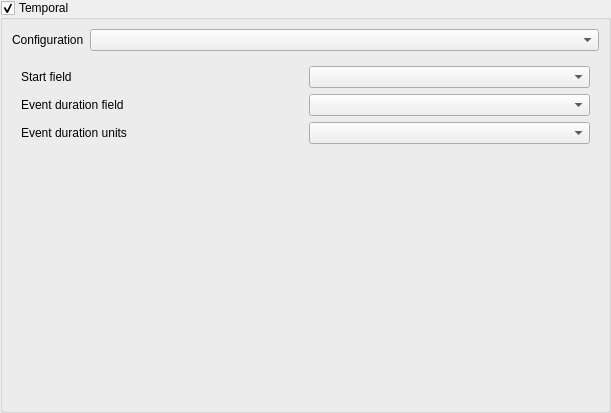
Before: the Qt Designer form src/ui/qgsvectorlayertemporalpropertieswidgetbase.ui in qgis/QGIS, drawn with Qt 5.
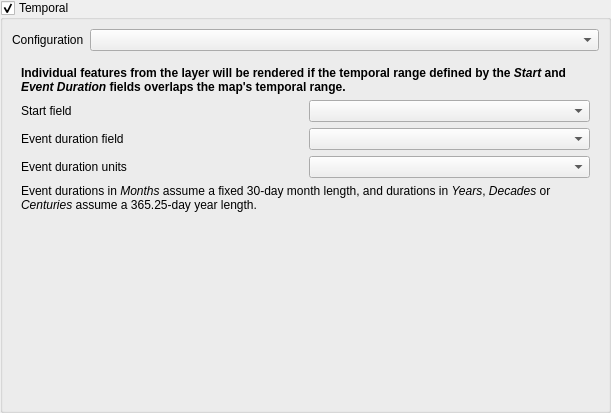
After: the same form once the commit is applied. The open tabs and pages were chosen to show the change. Custom widgets are drawn as their Qt base class.

Commit message:
[feature][temporal] Add a fixed static duration option for vector layers set to the "Single Field with Date/Time" mode
This allows layers with a single field representing the start date
but where all features have a constant event duration to play
nicely with the temporal framework

Also add user friendly descriptions for the various temporal modes
inside the widget

Fixes #26398

```diff
--- a/src/ui/qgsvectorlayertemporalpropertieswidgetbase.ui
+++ b/src/ui/qgsvectorlayertemporalpropertieswidgetbase.ui
@@ -213,48 +213,68 @@
             </widget>
             <widget class="QWidget" name="page_5">
              <layout class="QGridLayout" name="gridLayout_7">
-              <item row="1" column="0">
-               <widget class="QLabel" name="label_9">
-                <property name="text">
-                 <string>Event duration field</string>
-                </property>
-               </widget>
-              </item>
-              <item row="1" column="1">
+              <item row="2" column="1">
                <widget class="QgsFieldComboBox" name="mDurationFieldComboBox"/>
               </item>
-              <item row="3" column="0">
-               <spacer name="verticalSpacer_5">
-                <property name="orientation">
-                 <enum>Qt::Vertical</enum>
-                </property>
-                <property name="sizeHint" stdset="0">
-                 <size>
-                  <width>20</width>
-                  <height>40</height>
-                 </size>
-                </property>
-               </spacer>
-              </item>
-              <item row="0" column="0">
+              <item row="1" column="0">
                <widget class="QLabel" name="label_8">
                 <property name="text">
                  <string>Start field</string>
                 </property>
                </widget>
               </item>
-              <item row="0" column="1">
+              <item row="4" column="0" colspan="2">
+               <widget class="QLabel" name="label_12">
+                <property name="text">
+                 <string>&lt;p&gt;Event durations in &lt;i&gt;Months&lt;/i&gt; assume a fixed 30-day month length, and durations in &lt;i&gt;Years&lt;/i&gt;, &lt;i&gt;Decades&lt;/i&gt; or &lt;i&gt;Centuries&lt;/i&gt; assume a 365.25-day year length.&lt;/p&gt;</string>
+                </property>
+                <property name="wordWrap">
+                 <bool>true</bool>
+                </property>
+               </widget>
+              </item>
+              <item row="1" column="1">
                <widget class="QgsFieldComboBox" name="mDurationStartFieldComboBox"/>
               </item>
+              <item row="3" column="1">
+               <widget class="QComboBox" name="mDurationUnitsComboBox"/>
+              </item>
+              <item row="5" column="0">
+               <spacer name="verticalSpacer_5">
+                <property name="orientation">
+                 <enum>Qt::Vertical</enum>
+                </property>
+                <property name="sizeHint" stdset="0">
+                 <size>
+                  <width>20</width>
+                  <height>40</height>
+                 </size>
+                </property>
+               </spacer>
+              </item>
               <item row="2" column="0">
+               <widget class="QLabel" name="label_9">
+                <property name="text">
+                 <string>Event duration field</string>
+                </property>
+               </widget>
+              </item>
+              <item row="3" column="0">
                <widget class="QLabel" name="label_10">
                 <property name="text">
                  <string>Event duration units</string>
                 </property>
                </widget>
               </item>
-              <item row="2" column="1">
-               <widget class="QComboBox" name="mDurationUnitsComboBox"/>
+              <item row="0" column="0" colspan="2">
+               <widget class="QLabel" name="label_30">
+                <property name="text">
+                 <string>&lt;p&gt;&lt;b&gt;Individual features from the layer will be rendered if the temporal range defined by the &lt;i&gt;Start&lt;/i&gt; and &lt;i&gt;Event Duration&lt;/i&gt; fields overlaps the map's temporal range.&lt;/b&gt;&lt;/p&gt;</string>
+                </property>
+                <property name="wordWrap">
+                 <bool>true</bool>
+                </property>
+               </widget>
               </item>
              </layout>
             </widget>
@@ -337,6 +357,11 @@
    <extends>QComboBox</extends>
    <header>qgsfieldcombobox.h</header>
   </customwidget>
+  <customwidget>
+   <class>QgsDoubleSpinBox</class>
+   <extends>QDoubleSpinBox</extends>
+   <header>qgsdoublespinbox.h</header>
+  </customwidget>
  </customwidgets>
  <tabstops>
   <tabstop>scrollArea</tabstop>
```
Left out of the diff: 145 changed lines with no effect on the pictures. The commit also changes 6 other files.
